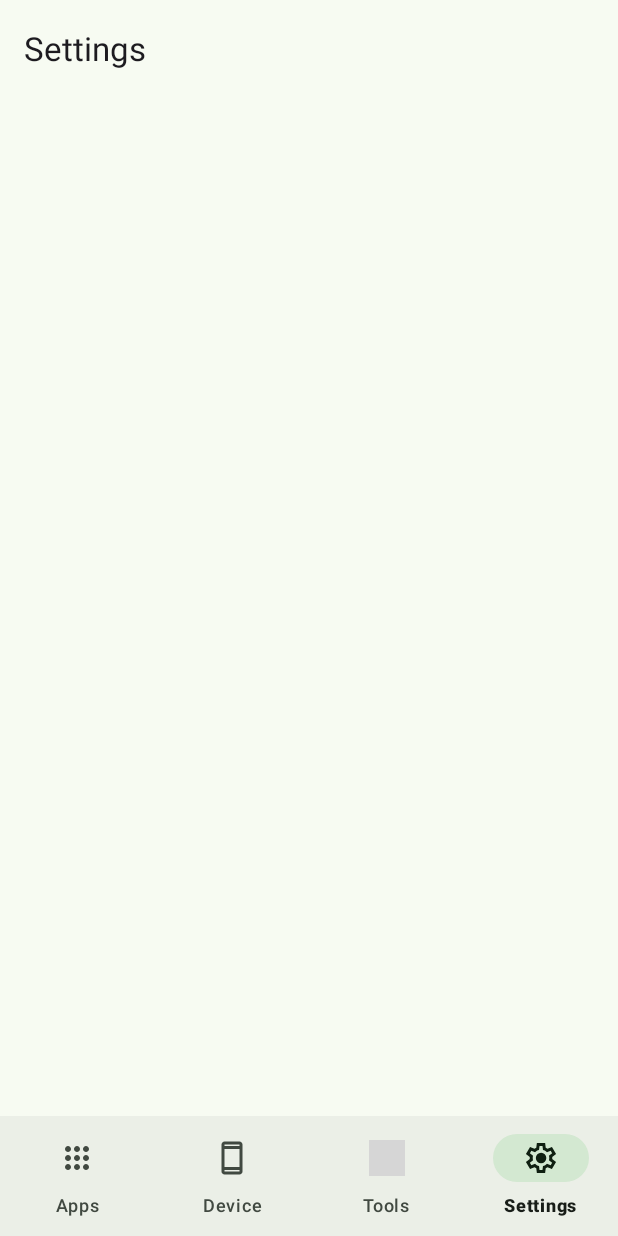
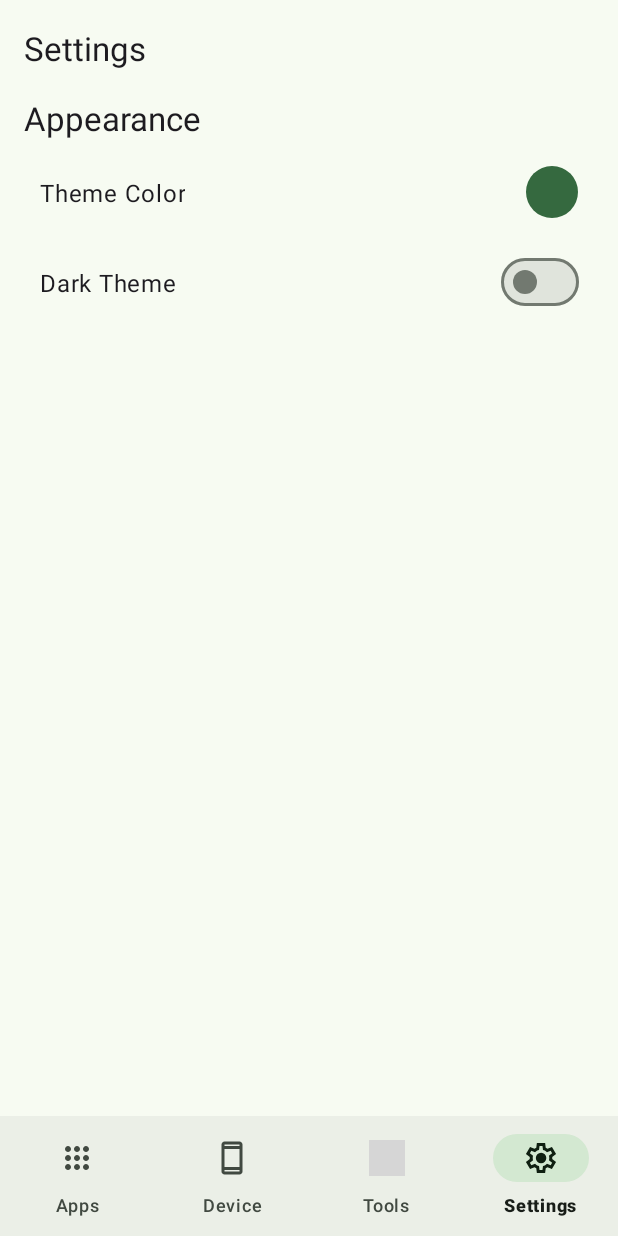
Before and after one commit to QingGeTech/OneDroid, an Android app: the screen it shows after launch (MainActivity), item 4 of the bottom bar chosen, on a phone screen of 412 x 824 dp. Run offline under Robolectric (Android 15) with nearby library versions, the phone set to English and light mode, and no system bars; our stand-ins replace Dagger/Hilt's generated code; grey boxes are pictures that could not be loaded.

Commit message:
feature： 添加CircleColorView， 个性化设置移动到设置页面， 添加深色浅色主题切换功能 fix： 由于Activity需要重建，因此fragment需要空的constructor，并且不能设置为单例

```diff
--- a/app/src/main/java/cn/recommender/androiddevtoolbox/App.kt
+++ b/app/src/main/java/cn/recommender/androiddevtoolbox/App.kt
@@ -4,24 +4,23 @@ import android.app.Activity
 import android.app.Application
 import android.content.Context
 import android.os.Bundle
-import android.util.Log
+import androidx.appcompat.app.AppCompatDelegate
 import cn.recommender.androiddevtoolbox.data.local.sp.SpApi
-import cn.recommender.androiddevtoolbox.data.local.sp.SpApiImpl
-import cn.recommender.androiddevtoolbox.data.local.sys.SysApi
-import cn.recommender.androiddevtoolbox.data.local.sys.SysApiImpl
 import cn.recommender.androiddevtoolbox.util.LogUtil
-import com.google.android.material.color.DynamicColors
-import com.google.android.material.color.DynamicColorsOptions
-import com.google.android.material.color.HarmonizedColors
-import com.google.android.material.color.HarmonizedColorsOptions
 import dagger.hilt.android.HiltAndroidApp
+import javax.inject.Inject
 
 @HiltAndroidApp
 class App : Application() {
 
+    @Inject
+    lateinit var spApi: SpApi
+
     override fun onCreate() {
         super.onCreate()
         addActivityLifecycleObserver()
+        initDarkMode()
+
 //        DynamicColors.applyToActivitiesIfAvailable(this,
 //            DynamicColorsOptions.Builder()
 //                .setPrecondition { _, _ -> true }
@@ -31,6 +30,14 @@ class App : Application() {
 //                    )
 //                }
 //                .build())
+    }
+
+    private fun initDarkMode() {
+        if (spApi.isDarkTheme()) {
+            AppCompatDelegate.setDefaultNightMode(AppCompatDelegate.MODE_NIGHT_YES)
+        } else {
+            AppCompatDelegate.setDefaultNightMode(AppCompatDelegate.MODE_NIGHT_NO)
+        }
     }
 
     private fun addActivityLifecycleObserver() {
--- a/app/src/main/java/cn/recommender/androiddevtoolbox/data/local/sp/SpApi.kt
+++ b/app/src/main/java/cn/recommender/androiddevtoolbox/data/local/sp/SpApi.kt
@@ -6,4 +6,8 @@ package cn.recommender.androiddevtoolbox.data.local.sp
 interface SpApi {
     fun setTheme(theme: Int)
     fun getTheme(): Int
+    fun setDarkTheme(isDarkTheme: Boolean)
+    fun isDarkTheme(): Boolean
+    fun setLastBottomItemId(itemId: Int)
+    fun getLastBottomItemId(): Int
 }
--- a/app/src/main/java/cn/recommender/androiddevtoolbox/data/local/sp/SpApiImpl.kt
+++ b/app/src/main/java/cn/recommender/androiddevtoolbox/data/local/sp/SpApiImpl.kt
@@ -3,6 +3,9 @@ package cn.recommender.androiddevtoolbox.data.local.sp
 import android.app.Application
 import android.content.Context
 import android.content.SharedPreferences
+import androidx.core.content.res.ResourcesCompat
+import androidx.core.content.res.ResourcesCompat.ThemeCompat
+import cn.recommender.androiddevtoolbox.R
 import dagger.hilt.android.qualifiers.ApplicationContext
 import javax.inject.Inject
 
@@ -11,18 +14,41 @@ class SpApiImpl @Inject constructor(private val appContext: Application) : SpApi
     companion object {
         private const val SP_NAME = "AndroidDevToolbox"
         private const val THEME_KEY = "theme"
+        private const val DARK_THEME_KEY = "isDarkTheme"
+        private const val LAST_BOTTOM_ITEM_ID = "lastBottomItemId"
     }
 
     override fun setTheme(theme: Int) {
-        getSp().edit().putInt(THEME_KEY, theme).commit()
+        getSp().edit().putInt(THEME_KEY, theme).apply()
     }
 
     override fun getTheme(): Int {
-        return getSp().getInt(THEME_KEY, -1)
+        return getSp().getInt(
+            THEME_KEY,
+            R.style.AppTheme
+        )
     }
 
     private fun getSp(): SharedPreferences {
         return appContext.getSharedPreferences(SP_NAME, Context.MODE_PRIVATE)
     }
 
+
+    override fun setDarkTheme(isDarkTheme: Boolean) {
+        getSp().edit().putBoolean(DARK_THEME_KEY, isDarkTheme).apply()
+    }
+
+    override fun isDarkTheme(): Boolean {
+        return getSp().getBoolean(DARK_THEME_KEY, false)
+    }
+
+    override fun setLastBottomItemId(itemId: Int) {
+        getSp().edit().putInt(LAST_BOTTOM_ITEM_ID, itemId).apply()
+    }
+
+
+    override fun getLastBottomItemId(): Int {
+        return getSp().getInt(LAST_BOTTOM_ITEM_ID, R.id.app_manager)
+    }
+
 }
--- a/app/src/main/java/cn/recommender/androiddevtoolbox/ui/activity/MainActivity.kt
+++ b/app/src/main/java/cn/recommender/androiddevtoolbox/ui/activity/MainActivity.kt
@@ -39,23 +39,19 @@ class MainActivity : BaseActivity() {
     @Inject
     lateinit var settingsFragment: SettingsFragment
 
-    private lateinit var fragments: List<Fragment>
-
+    private val fragmentTags = listOf("AppManager", "DeviceInfo", "SmallTools", "Settings")
 
     override fun onCreate(savedInstanceState: Bundle?) {
         enableEdgeToEdge()
         super.onCreate(savedInstanceState)
-        fragments =
-            listOf(appManagerFragment, deviceInfoFragment, smallToolsFragment, settingsFragment)
         setThemeBySp()
         binding = ActivityMainBinding.inflate(layoutInflater)
         setContentView(binding.root)
-        switchFragment(0)
         binding.bnv.setOnItemSelectedListener {
-            val position = CommonUtils.findMenuPosition(binding.bnv.menu, it)
-            switchFragment(position)
+            switchFragmentByBottomNav(it.itemId)
             true
         }
+        binding.bnv.selectedItemId = spApi.getLastBottomItemId()
 
         ViewCompat.setOnApplyWindowInsetsListener(binding.container) { v, insets ->
             val statusBarInsets = insets.getInsets(WindowInsetsCompat.Type.statusBars())
@@ -64,7 +60,22 @@ class MainActivity : BaseActivity() {
             WindowInsetsCompat.CONSUMED
         }
 
+    }
 
+    private fun switchFragmentByBottomNav(itemId: Int) {
+
+        val position = CommonUtils.findMenuPosition(binding.bnv.menu, itemId)
+
+        var targetFragment: Fragment = appManagerFragment
+        when (position) {
+            0 -> targetFragment = appManagerFragment
+            1 -> targetFragment = deviceInfoFragment
+            2 -> targetFragment = smallToolsFragment
+            3 -> targetFragment = settingsFragment
+        }
+
+        switchFragment(targetFragment, fragmentTags[position])
+        spApi.setLastBottomItemId(itemId)
     }
 
     private fun setThemeBySp() {
@@ -73,21 +84,20 @@ class MainActivity : BaseActivity() {
         }
     }
 
-    private fun switchFragment(position: Int) {
+    private fun switchFragment(fragment: Fragment, tag: String) {
         val transaction = supportFragmentManager.beginTransaction()
 
-        if (!fragments[position].isAdded) {
-            transaction.add(R.id.container, fragments[position])
+        supportFragmentManager.fragments.forEach {
+            if (it.tag != tag) {
+                transaction.hide(it)
+            }
         }
 
-        for (i in fragments.indices) {
-            if (i == position) {
-                transaction.show(fragments[i])
-            } else {
-                if (fragments[i].isAdded) {
-                    transaction.hide(fragments[i])
-                }
-            }
+        val targetFragment = supportFragmentManager.findFragmentByTag(tag)
+        if (targetFragment == null) {
+            transaction.add(R.id.container, fragment, tag)
+        } else {
+            transaction.show(targetFragment)
         }
 
         transaction.setReorderingAllowed(true).commit()
--- a/app/src/main/java/cn/recommender/androiddevtoolbox/ui/fragment/AppFilterDialogFragment.kt
+++ b/app/src/main/java/cn/recommender/androiddevtoolbox/ui/fragment/AppFilterDialogFragment.kt
@@ -12,7 +12,6 @@ import javax.inject.Inject
 import javax.inject.Singleton
 
 @AndroidEntryPoint
-@Singleton
 class AppFilterDialogFragment @Inject constructor() : BottomSheetDialogFragment() {
 
     private lateinit var binding: FragmentFilterAppBinding
--- a/app/src/main/java/cn/recommender/androiddevtoolbox/ui/fragment/AppManagerFragment.kt
+++ b/app/src/main/java/cn/recommender/androiddevtoolbox/ui/fragment/AppManagerFragment.kt
@@ -26,12 +26,13 @@ import javax.inject.Inject
 import javax.inject.Singleton
 
 @AndroidEntryPoint
-@Singleton
-class AppManagerFragment @Inject constructor(
-    private val spApi: SpApi,
-    private val appFilterDialogFragment: AppFilterDialogFragment
-) : BaseFragment() {
+class AppManagerFragment @Inject constructor() : BaseFragment() {
 
+    @Inject
+    lateinit var spApi: SpApi
+
+    @Inject
+    lateinit var appFilterDialogFragment: AppFilterDialogFragment
 
     private lateinit var binding: FragmentAppManagerBinding
 
@@ -86,7 +87,7 @@ class AppManagerFragment @Inject constructor(
         ) { _, position ->
             when (position) {
                 0 -> {
-                    AppCompatDelegate.setDefaultNightMode(MODE_NIGHT_NO)
+
                 }
 
                 1 -> {
--- a/app/src/main/java/cn/recommender/androiddevtoolbox/ui/fragment/DeviceInfoFragment.kt
+++ b/app/src/main/java/cn/recommender/androiddevtoolbox/ui/fragment/DeviceInfoFragment.kt
@@ -16,11 +16,13 @@ import javax.inject.Inject
 import javax.inject.Singleton
 
 @AndroidEntryPoint
-@Singleton
-class DeviceInfoFragment @Inject constructor(
-    private val sysInfoFragment: SysInfoFragment,
-    private val hardwareInfoFragment: HardwareInfoFragment
-) : BaseFragment() {
+class DeviceInfoFragment @Inject constructor() : BaseFragment() {
+
+    @Inject
+     lateinit var sysInfoFragment: SysInfoFragment
+
+    @Inject
+     lateinit var hardwareInfoFragment: HardwareInfoFragment
 
     private lateinit var binding: FragmentDeviceInfoBinding
 
--- a/app/src/main/java/cn/recommender/androiddevtoolbox/ui/fragment/HardwareInfoFragment.kt
+++ b/app/src/main/java/cn/recommender/androiddevtoolbox/ui/fragment/HardwareInfoFragment.kt
@@ -16,7 +16,6 @@ import javax.inject.Singleton
 
 
 @AndroidEntryPoint
-@Singleton
 class HardwareInfoFragment @Inject constructor(): BaseFragment() {
 
     override fun onCreateView(
--- a/app/src/main/java/cn/recommender/androiddevtoolbox/ui/fragment/SettingsFragment.kt
+++ b/app/src/main/java/cn/recommender/androiddevtoolbox/ui/fragment/SettingsFragment.kt
@@ -4,24 +4,57 @@ import android.os.Bundle
 import android.view.LayoutInflater
 import android.view.View
 import android.view.ViewGroup
+import androidx.fragment.app.viewModels
+import cn.recommender.androiddevtoolbox.R
 import cn.recommender.androiddevtoolbox.base.BaseFragment
 import cn.recommender.androiddevtoolbox.databinding.FragmentDeviceInfoBinding
 import cn.recommender.androiddevtoolbox.databinding.FragmentSettingsBinding
+import cn.recommender.androiddevtoolbox.viewmodel.AppManagerViewModel
+import cn.recommender.androiddevtoolbox.viewmodel.SettingsFragmentViewModel
 import dagger.hilt.android.AndroidEntryPoint
 import javax.inject.Inject
 import javax.inject.Singleton
 
 @AndroidEntryPoint
-@Singleton
-class SettingsFragment @Inject constructor(): BaseFragment() {
+class SettingsFragment @Inject constructor() : BaseFragment() {
+
+    private lateinit var binding: FragmentSettingsBinding
+
+    private val viewModel: SettingsFragmentViewModel by viewModels()
 
     override fun onCreateView(
-        inflater: LayoutInflater,
-        container: ViewGroup?,
-        savedInstanceState: Bundle?
+        inflater: LayoutInflater, container: ViewGroup?, savedInstanceState: Bundle?
     ): View {
-        val binding = FragmentSettingsBinding.inflate(layoutInflater, container, false)
+        binding = FragmentSettingsBinding.inflate(layoutInflater, container, false)
+
+        initAppearanceSetting()
+
+        viewModel.loadSettings()
         return binding.root
     }
 
+    private fun initAppearanceSetting() {
+        viewModel.themeColor.observe(viewLifecycleOwner) {
+            binding.ccv.color = it
+        }
+
+        viewModel.isDarkTheme.observe(viewLifecycleOwner) {
+            if (binding.msDarkTheme.isChecked != it) {
+                binding.msDarkTheme.isChecked = it
+            }
+        }
+
+        binding.rlChooseColor.setOnClickListener {
+
+        }
+        binding.rlDarkTheme.setOnClickListener {
+            viewModel.onDarkThemeChange(!binding.msDarkTheme.isChecked)
+        }
+        binding.msDarkTheme.setOnCheckedChangeListener { _, isChecked ->
+            viewModel.onDarkThemeChange(isChecked)
+        }
+
+    }
+
+
 }
--- a/app/src/main/java/cn/recommender/androiddevtoolbox/ui/fragment/SmallToolsFragment.kt
+++ b/app/src/main/java/cn/recommender/androiddevtoolbox/ui/fragment/SmallToolsFragment.kt
@@ -12,7 +12,6 @@ import javax.inject.Inject
 import javax.inject.Singleton
 
 @AndroidEntryPoint
-@Singleton
 class SmallToolsFragment @Inject constructor(): BaseFragment() {
 
     override fun onCreateView(
--- a/app/src/main/java/cn/recommender/androiddevtoolbox/ui/fragment/SysInfoFragment.kt
+++ b/app/src/main/java/cn/recommender/androiddevtoolbox/ui/fragment/SysInfoFragment.kt
@@ -15,13 +15,10 @@ import javax.inject.Singleton
 
 
 @AndroidEntryPoint
-@Singleton
-class SysInfoFragment @Inject constructor(): BaseFragment() {
+class SysInfoFragment @Inject constructor() : BaseFragment() {
 
     override fun onCreateView(
-        inflater: LayoutInflater,
-        container: ViewGroup?,
-        savedInstanceState: Bundle?
+        inflater: LayoutInflater, container: ViewGroup?, savedInstanceState: Bundle?
     ): View {
         val binding = FragmentSysInfoBinding.inflate(layoutInflater, container, false)
         return binding.root
--- a/app/src/main/java/cn/recommender/androiddevtoolbox/util/CommonUtils.kt
+++ b/app/src/main/java/cn/recommender/androiddevtoolbox/util/CommonUtils.kt
@@ -9,9 +9,9 @@ object CommonUtils {
     /**
      * find position of menuItem in a menu
      */
-    fun findMenuPosition(menu: Menu, menuItem: MenuItem): Int {
+    fun findMenuPosition(menu: Menu, menuItemId: Int): Int {
         for (i in (0..<menu.size())) {
-            if (menuItem.itemId == menu[i].itemId) {
+            if (menuItemId == menu[i].itemId) {
                 return i
             }
         }
--- /dev/null
+++ b/app/src/main/java/cn/recommender/androiddevtoolbox/view/CircleColorView.kt
@@ -0,0 +1,52 @@
+package cn.recommender.androiddevtoolbox.view
+
+import android.content.Context
+import android.graphics.Canvas
+import android.graphics.Color
+import android.graphics.Paint
+import android.util.AttributeSet
+import android.view.View
+import cn.recommender.androiddevtoolbox.R
+import kotlin.math.min
+
+/**
+ * Circle pure color view
+ */
+class CircleColorView @JvmOverloads constructor(
+    context: Context,
+    attrs: AttributeSet? = null,
+    defStyleAttr: Int = 0
+) : View(context, attrs, defStyleAttr) {
+
+    var color: Int = Color.BLACK
+        set(value) {
+            field = value
+            invalidate()
+        }
+
+    private val paint = Paint().apply {
+        isAntiAlias = true
+    }
+
+    init {
+        val typedArray =
+            context.obtainStyledAttributes(attrs, R.styleable.CircleColorView)
+        color = typedArray.getColor(R.styleable.CircleColorView_color, Color.BLACK)
+        paint.color = color
+        typedArray.recycle()
+    }
+
+
+    override fun onDraw(canvas: Canvas) {
+        super.onDraw(canvas)
+
+        canvas.drawCircle(
+            (width / 2).toFloat(),
+            (height / 2).toFloat(),
+            (min(width, height) / 2).toFloat(),
+            paint
+        )
+    }
+
+
+}
--- /dev/null
+++ b/app/src/main/java/cn/recommender/androiddevtoolbox/viewmodel/SettingsFragmentViewModel.kt
@@ -0,0 +1,57 @@
+package cn.recommender.androiddevtoolbox.viewmodel
+
+import android.app.Application
+import androidx.appcompat.app.AppCompatDelegate
+import androidx.lifecycle.LiveData
+import androidx.lifecycle.MutableLiveData
+import androidx.lifecycle.ViewModel
+import androidx.lifecycle.viewModelScope
+import cn.recommender.androiddevtoolbox.App
+import cn.recommender.androiddevtoolbox.R
+import cn.recommender.androiddevtoolbox.data.entity.AppData
+import cn.recommender.androiddevtoolbox.data.local.sp.SpApi
+import cn.recommender.androiddevtoolbox.data.local.sys.SysApi
+import dagger.hilt.android.lifecycle.HiltViewModel
+import kotlinx.coroutines.delay
+import kotlinx.coroutines.launch
+import javax.inject.Inject
+
+@HiltViewModel
+class SettingsFragmentViewModel @Inject constructor(
+    private val spApi: SpApi,
+    private val application: Application
+) : ViewModel() {
+
+    private val _themeColor: MutableLiveData<Int> = MutableLiveData()
+    val themeColor: LiveData<Int> get() = _themeColor
+
+    private val _isDarkTheme: MutableLiveData<Boolean> = MutableLiveData()
+    val isDarkTheme: LiveData<Boolean> get() = _isDarkTheme
+
+    fun loadSettings() {
+        loadThemeColor()
+        loadDarkTheme()
+    }
+
+    private fun loadDarkTheme() {
+        _isDarkTheme.value = spApi.isDarkTheme()
+    }
+
+    private fun loadThemeColor() {
+        val obtainStyledAttributes =
+            application.obtainStyledAttributes(intArrayOf(R.attr.colorPrimary))
+        _themeColor.value = obtainStyledAttributes.getColor(0, 0)
+        obtainStyledAttributes.recycle()
+    }
+
+    fun onDarkThemeChange(isDarkTheme: Boolean) {
+        spApi.setDarkTheme(isDarkTheme)
+        _isDarkTheme.value = isDarkTheme
+        if (isDarkTheme) {
+            AppCompatDelegate.setDefaultNightMode(AppCompatDelegate.MODE_NIGHT_YES)
+        } else {
+            AppCompatDelegate.setDefaultNightMode(AppCompatDelegate.MODE_NIGHT_NO)
+        }
+    }
+
+}
--- a/app/src/main/res/layout/fragment_settings.xml
+++ b/app/src/main/res/layout/fragment_settings.xml
@@ -2,7 +2,8 @@
 <androidx.constraintlayout.widget.ConstraintLayout xmlns:android="http://schemas.android.com/apk/res/android"
     xmlns:app="http://schemas.android.com/apk/res-auto"
     android:layout_width="match_parent"
-    android:layout_height="match_parent">
+    android:layout_height="match_parent"
+    android:fitsSystemWindows="true">
 
     <androidx.appcompat.widget.Toolbar
         android:id="@+id/toolbar"
@@ -12,5 +13,86 @@
         app:title="@string/settings" />
 
 
+    <ScrollView
+        android:layout_width="match_parent"
+        android:layout_height="wrap_content"
+        app:layout_constraintTop_toBottomOf="@id/toolbar">
+
+        <LinearLayout
+            android:layout_width="match_parent"
+            android:layout_height="wrap_content"
+            android:orientation="vertical"
+            android:paddingLeft="16dp"
+            android:paddingRight="16dp">
+
+            <TextView
+                android:layout_width="wrap_content"
+                android:layout_height="wrap_content"
+                android:text="@string/appearance"
+                android:textAppearance="?textAppearanceTitleLarge" />
+
+            <RelativeLayout
+                android:id="@+id/rl_choose_color"
+                android:layout_width="match_parent"
+                android:layout_height="50dp"
+                android:layout_marginTop="10dp"
+                android:background="?selectableItemBackground"
+                android:clickable="true"
+                android:focusable="true"
+                android:foreground="?selectableItemBackgroundBorderless"
+                android:paddingLeft="10dp"
+                android:paddingRight="10dp">
+
+                <TextView
+                    android:layout_width="wrap_content"
+                    android:layout_height="match_parent"
+                    android:layout_centerVertical="true"
+                    android:gravity="center"
+                    android:text="@string/theme_color"
+                    android:textAppearance="?textAppearanceBodyLarge" />
+
+                <cn.recommender.androiddevtoolbox.view.CircleColorView
+                    android:id="@+id/ccv"
+                    android:layout_width="35dp"
+                    android:layout_height="35dp"
+                    android:layout_alignParentEnd="true"
+                    android:layout_centerVertical="true"
+                    app:color="?colorPrimary" />
+
+            </RelativeLayout>
+
+            <RelativeLayout
+                android:id="@+id/rl_dark_theme"
+                android:layout_width="match_parent"
+                android:layout_height="50dp"
+                android:layout_marginTop="10dp"
+                android:background="?selectableItemBackground"
+                android:clickable="true"
+                android:focusable="true"
+                android:foreground="?selectableItemBackgroundBorderless"
+                android:paddingLeft="10dp"
+                android:paddingRight="10dp">
+
+                <TextView
+                    android:layout_width="wrap_content"
+                    android:layout_height="match_parent"
+                    android:layout_centerVertical="true"
+                    android:gravity="center"
+                    android:text="@string/dark_theme"
+                    android:textAppearance="?textAppearanceBodyLarge" />
+
+                <com.google.android.material.materialswitch.MaterialSwitch
+                    android:id="@+id/ms_dark_theme"
+                    android:layout_width="wrap_content"
+                    android:layout_height="wrap_content"
+                    android:layout_alignParentEnd="true"
+                    android:layout_centerVertical="true" />
+
+            </RelativeLayout>
+
+        </LinearLayout>
+
+    </ScrollView>
+
 
 </androidx.constraintlayout.widget.ConstraintLayout>
--- a/app/src/main/res/menu/menu_bottom_nav.xml
+++ b/app/src/main/res/menu/menu_bottom_nav.xml
@@ -1,22 +1,22 @@
 <?xml version="1.0" encoding="utf-8"?>
 <menu xmlns:android="http://schemas.android.com/apk/res/android">
     <item
-        android:id="@+id/action_page_1"
+        android:id="@+id/app_manager"
         android:enabled="true"
         android:icon="@drawable/ic_app_manager"
         android:title="@string/app_manager"/>
     <item
-        android:id="@+id/action_page_2"
+        android:id="@+id/device_info"
         android:enabled="true"
         android:icon="@drawable/ic_device_info"
         android:title="@string/device_info"/>
     <item
-        android:id="@+id/action_page_3"
+        android:id="@+id/small_tools"
         android:enabled="true"
         android:icon="@drawable/ic_tools"
         android:title="@string/small_tools"/>
     <item
-        android:id="@+id/action_page_4"
+        android:id="@+id/settings"
         android:enabled="true"
         android:icon="@drawable/ic_settings"
         android:title="@string/settings"/>
--- /dev/null
+++ b/app/src/main/res/values/attrs.xml
@@ -0,0 +1,7 @@
+<?xml version="1.0" encoding="utf-8"?>
+<resources>
+    <declare-styleable name="CircleColorView">
+        <attr name="color" format="color" />
+    </declare-styleable>
+
+</resources>
--- a/app/src/main/res/values/strings.xml
+++ b/app/src/main/res/values/strings.xml
@@ -15,4 +15,7 @@
     <string name="settings">Settings</string>
     <string name="sys_info">System Info</string>
     <string name="hardware_info">Hardware Info</string>
+    <string name="appearance">Appearance</string>
+    <string name="theme_color">Theme Color</string>
+    <string name="dark_theme">Dark Theme</string>
 </resources>
--- a/gradle/libs.versions.toml
+++ b/gradle/libs.versions.toml
@@ -1,5 +1,5 @@
 [versions]
-agp = "8.3.0"
+agp = "8.3.1"
 kotlin = "1.9.22"
 core-ktx = "1.12.0"
 junit = "4.13.2"
@@ -27,5 +27,5 @@ hiltCompiler = { group = "com.google.dagger", name = "hilt-android-compiler", ve
 [plugins]
 androidApplication = { id = "com.android.application", version.ref = "agp" }
 kotlinAndroid = { id = "org.jetbrains.kotlin.android", version.ref = "kotlin" }
-kotlinKapt = {id = "org.jetbrains.kotlin.kapt", version.ref="kotlin"}
+kotlinKapt = { id = "org.jetbrains.kotlin.kapt", version.ref = "kotlin" }
 hiltAndroid = { id = "com.google.dagger.hilt.android", version.ref = "hilt" }
```
Also changed, not shown: 1 other file.
